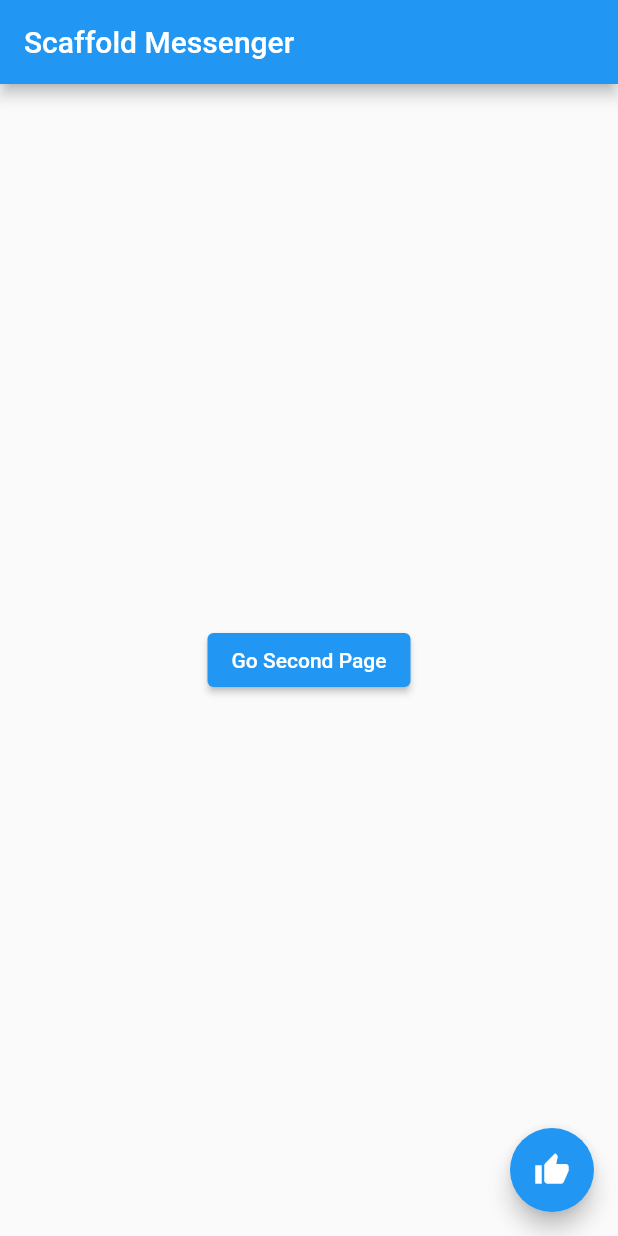
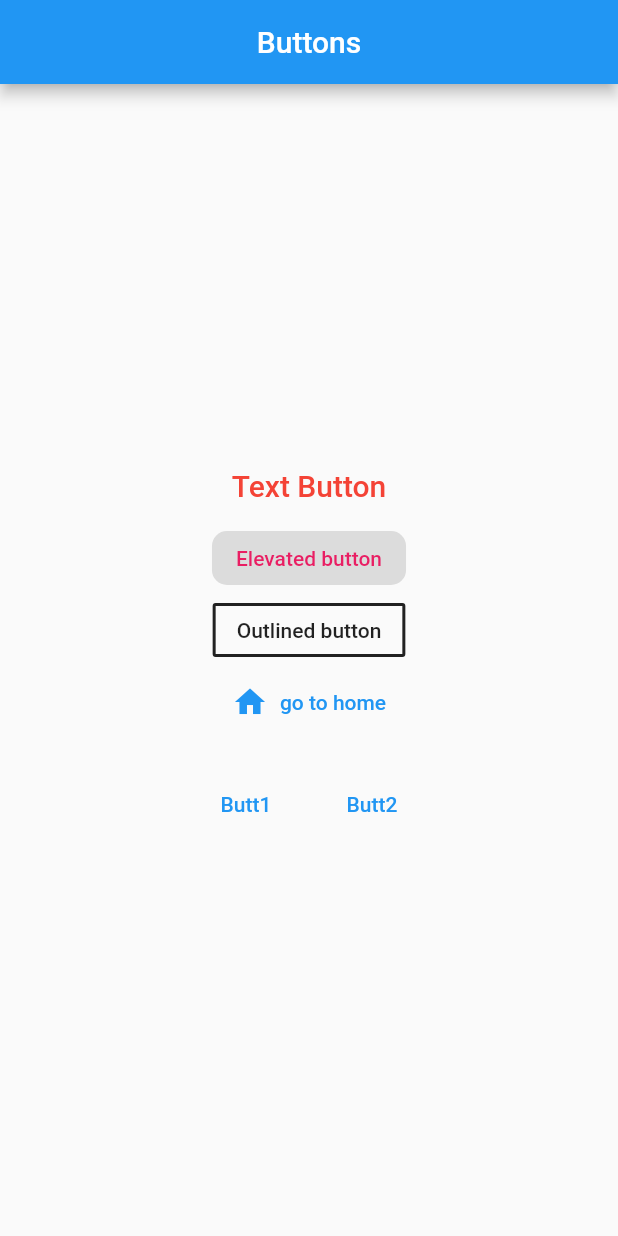
Before and after one commit to hi-aa/test1, a Flutter app: the screen it shows after launch, on a phone screen of 412 x 824 dp. Run offline on Flutter 3.47's test engine with Material 2 defaults, Android fonts, the phone set to English and light mode, and no system bars.

Commit message:
강의 27강 2.0 버튼

```diff
--- a/lib/main.dart
+++ b/lib/main.dart
@@ -11,7 +11,8 @@ class MyApp extends StatelessWidget {
       theme: ThemeData(
         primarySwatch: Colors.blue
       ),
-      home: MyPage(),
+//      home: MyPage(),
+     home: MyButtons(),
     );
   }
 }
@@ -122,3 +123,83 @@ class ThirdPage extends StatelessWidget {
     );
   }
 }
+
+class MyButtons extends StatelessWidget {
+  @override
+  Widget build(BuildContext context) {
+    return Scaffold(
+      appBar: AppBar(
+        title: Text('Buttons'),
+        centerTitle: true,
+      ),
+      body: Center(
+        child: Column(
+          mainAxisAlignment: MainAxisAlignment.center,
+          children: [
+            TextButton(
+                onPressed: () {
+                  print('click text button');
+                }, child: Text(
+              'Text Button',
+              style: TextStyle(
+                fontSize: 20.0
+              ),
+            ),
+              style: TextButton.styleFrom(
+                primary: Colors.red,
+                // backgroundColor: Colors.blue
+              ),
+            ),
+            ElevatedButton(
+                onPressed: null, // 버튼 비활성화
+              child: Text('Elevated button'),
+              style: ElevatedButton.styleFrom(
+                primary: Colors.orangeAccent, // 배경색
+                shape: RoundedRectangleBorder(
+                  borderRadius: BorderRadius.circular(10.0)
+
+                ),
+                onSurface: Colors.pink
+              ),
+            ),
+            OutlineButton(
+                onPressed: () {
+                  print('Outlined');
+              },
+              child: Text('Outlined button'),
+              borderSide: BorderSide(
+                color: Colors.black87,
+                width: 2.0
+              ),
+            ),
+            TextButton.icon(
+                onPressed: () {
+
+                  },
+                icon: Icon(
+                  Icons.home,
+                ),
+                label: Text('go to home')
+              ),
+            ButtonBar( // 정렬
+              alignment: MainAxisAlignment.center,
+              buttonPadding: EdgeInsets.all(20), // 버튼 패딩
+              children: [
+                TextButton(
+                    onPressed: () {
+                      },
+                    child: Text('Butt1')
+                ),
+                TextButton(
+                    onPressed: () {
+                      },
+                    child: Text('Butt2')
+                ),
+              ],
+            )
+          ],
+        ),
+      ),
+    );
+  }
+}
```
